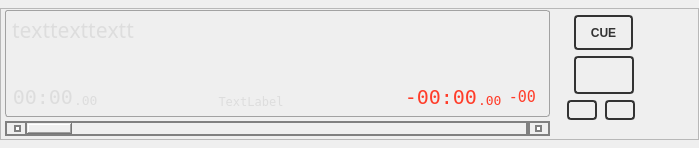
Above: src/playerwidget.ui from knowthelist/knowthelist before the change. Below: the same form after it.
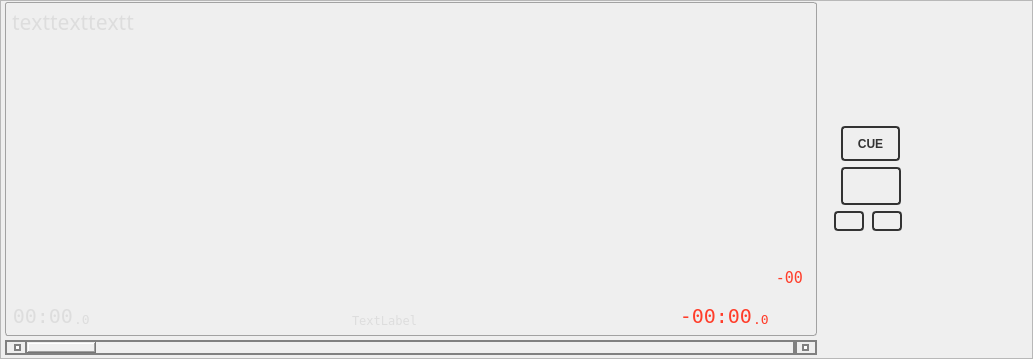
That is the form after the change. Custom widgets are drawn as their Qt base class.

What changed in the file:
```diff
--- a/src/playerwidget.ui
+++ b/src/playerwidget.ui
@@ -6,8 +6,8 @@
    <rect>
     <x>0</x>
     <y>0</y>
-    <width>699</width>
-    <height>148</height>
+    <width>1033</width>
+    <height>359</height>
    </rect>
   </property>
   <property name="sizePolicy">
@@ -194,7 +194,7 @@
    <item row="0" column="0">
     <widget class="QFrame" name="frame">
      <property name="sizePolicy">
-      <sizepolicy hsizetype="Preferred" vsizetype="Fixed">
+      <sizepolicy hsizetype="Preferred" vsizetype="Expanding">
        <horstretch>0</horstretch>
        <verstretch>0</verstretch>
       </sizepolicy>
@@ -233,7 +233,7 @@
       <item>
        <widget class="QFrame" name="frame_3">
         <property name="sizePolicy">
-         <sizepolicy hsizetype="Preferred" vsizetype="Fixed">
+         <sizepolicy hsizetype="Preferred" vsizetype="Expanding">
           <horstretch>4</horstretch>
           <verstretch>0</verstretch>
          </sizepolicy>
@@ -247,7 +247,7 @@
         <property name="maximumSize">
          <size>
           <width>16777215</width>
-          <height>150</height>
+          <height>16777215</height>
          </size>
         </property>
         <property name="frameShape">
@@ -308,7 +308,7 @@
          <item row="0" column="0">
           <widget class="QFrame" name="fraDisplay">
            <property name="sizePolicy">
-            <sizepolicy hsizetype="Preferred" vsizetype="Fixed">
+            <sizepolicy hsizetype="Preferred" vsizetype="Expanding">
              <horstretch>0</horstretch>
              <verstretch>0</verstretch>
             </sizepolicy>
@@ -316,7 +316,7 @@
            <property name="maximumSize">
             <size>
              <width>16777215</width>
-             <height>124</height>
+             <height>16777215</height>
             </size>
            </property>
            <property name="frameShape">
@@ -1887,7 +1887,7 @@
                   </font>
                  </property>
                  <property name="text">
-                  <string>.00</string>
+                  <string>.0</string>
                  </property>
                  <property name="scaledContents">
                   <bool>false</bool>
@@ -2911,7 +2911,7 @@
                   <string notr="true">color: rgb(255, 61, 42);</string>
                  </property>
                  <property name="text">
-                  <string>.00</string>
+                  <string>.0</string>
                  </property>
                  <property name="alignment">
                   <set>Qt::AlignmentFlag::AlignBottom|Qt::AlignmentFlag::AlignLeading|Qt::AlignmentFlag::AlignLeft</set>
@@ -3232,22 +3232,6 @@
            </layout>
           </widget>
          </item>
-         <item>
-          <spacer name="verticalSpacer_controls">
-           <property name="orientation">
-            <enum>Qt::Orientation::Vertical</enum>
-           </property>
-           <property name="sizeType">
-            <enum>QSizePolicy::Policy::Expanding</enum>
-           </property>
-           <property name="sizeHint" stdset="0">
-            <size>
-             <width>20</width>
-             <height>10</height>
-            </size>
-           </property>
-          </spacer>
-         </item>
         </layout>
        </widget>
       </item>
```
Left out of the diff: 2 changed lines with no effect on the pictures.
